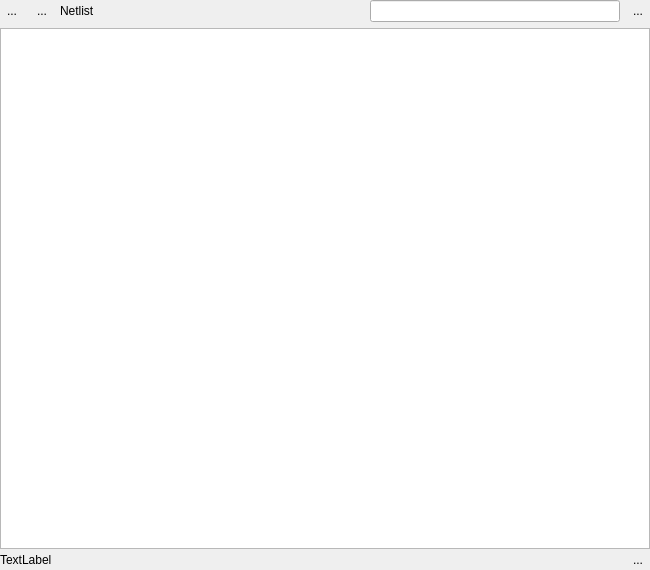
This is src/laybasic/laybasic/NetlistBrowserPage.ui in KLayout/klayout as Qt 5 draws it before an edit. The edited form follows.
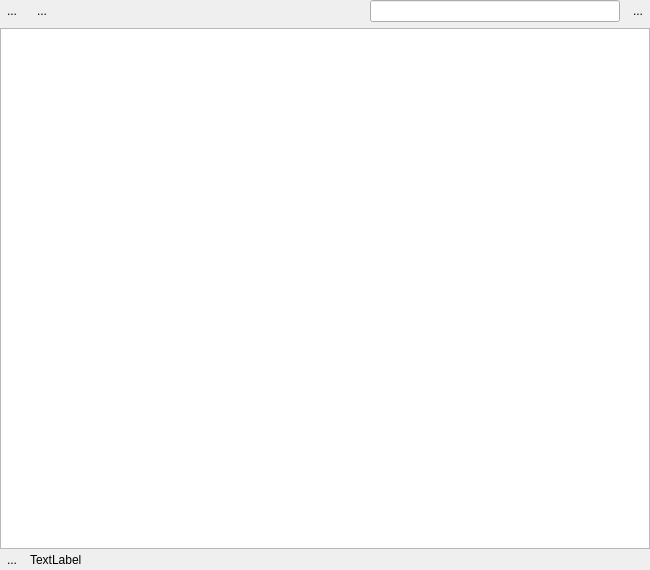
This is the edited form. Icons and pictures are not drawn. Custom widgets are drawn as their Qt base class.

Commit message: Netlist browser: warning if not all shapes are highlighted.

```diff
--- a/src/laybasic/laybasic/NetlistBrowserPage.ui
+++ b/src/laybasic/laybasic/NetlistBrowserPage.ui
@@ -113,11 +113,17 @@
            </widget>
           </item>
           <item>
-           <widget class="QLabel" name="label">
-            <property name="text">
-             <string>Netlist</string>
+           <spacer name="horizontalSpacer">
+            <property name="orientation">
+             <enum>Qt::Horizontal</enum>
             </property>
-           </widget>
+            <property name="sizeHint" stdset="0">
+             <size>
+              <width>40</width>
+              <height>20</height>
+             </size>
+            </property>
+           </spacer>
           </item>
           <item>
            <widget class="lay::DecoratedLineEdit" name="find_text">
@@ -235,13 +241,6 @@
           <property name="bottomMargin">
            <number>0</number>
           </property>
-          <item>
-           <widget class="QLabel" name="info_label">
-            <property name="text">
-             <string>TextLabel</string>
-            </property>
-           </widget>
-          </item>
           <item>
            <widget class="QToolButton" name="info_button">
             <property name="toolTip">
@@ -259,6 +258,13 @@
             </property>
            </widget>
           </item>
+          <item>
+           <widget class="QLabel" name="info_label">
+            <property name="text">
+             <string>TextLabel</string>
+            </property>
+           </widget>
+          </item>
          </layout>
         </widget>
        </item>
```
The commit also changes 1 other file.
